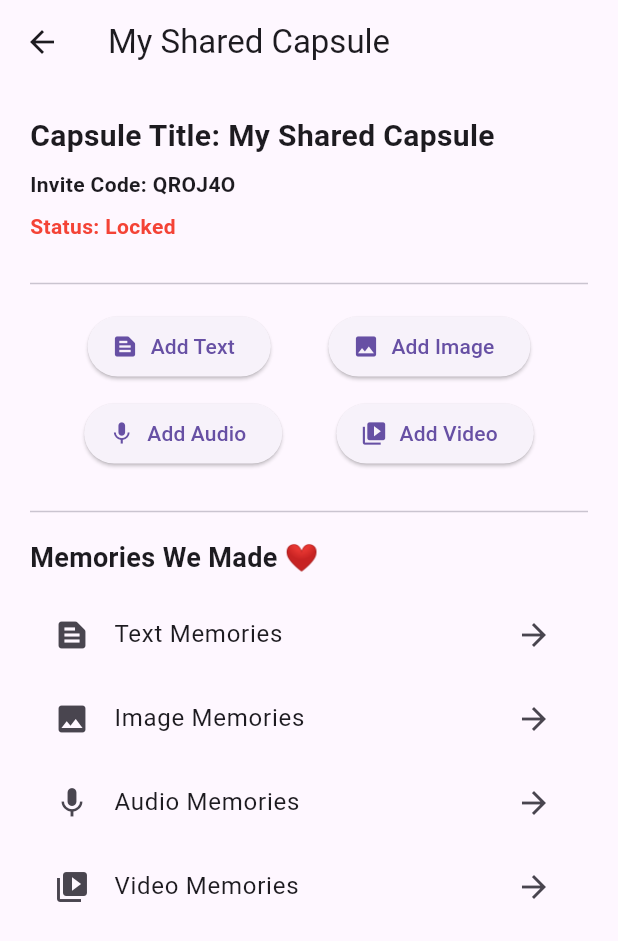
After one commit to manshita21/digital-memory-capsule, a Flutter app: the screen it shows once a user with an empty profile is signed in, after a tap on "Create Shared Capsule", after a tap on "My Shared Capsule", on a phone screen of 412 x 824 dp. The commit adds this screen. Shown: the top 941 px of the screen. Run offline on Flutter 3.47's test engine with Material 3 defaults, Android fonts, the phone set to English and light mode, and no system bars; our stand-ins replace cloud_firestore, firebase_auth, firebase_core, google_sign_in; missing offline and left inert: firebase_app_check; accounts and stored records are empty.

Commit message:
Implemented capsule memory architecture: added text memory dialog, memory categorization, and dedicated text memories viewing screen with Firestore integration

```diff
--- /dev/null
+++ b/lib/screens/capsule_detail_screen.dart
@@ -0,0 +1,309 @@
+import 'package:flutter/material.dart';
+import 'package:cloud_firestore/cloud_firestore.dart';
+
+import '../services/memory_service.dart';
+import 'text_memories_screen.dart';
+
+class CapsuleDetailScreen extends StatelessWidget {
+
+  final DocumentSnapshot capsule;
+
+   CapsuleDetailScreen({
+    super.key,
+    required this.capsule,
+  });
+
+  final MemoryService _memoryService = MemoryService();
+
+  // ADD TEXT DIALOG
+
+  void openAddTextDialog(BuildContext context) {
+
+    TextEditingController controller =
+    TextEditingController();
+
+    showDialog(
+
+      context: context,
+
+      builder: (context) {
+
+        return AlertDialog(
+
+          title: const Text("Add Text Memory"),
+
+          content: TextField(
+
+            controller: controller,
+
+            maxLines: 5,
+
+            decoration: const InputDecoration(
+              hintText: "Write your memory...",
+              border: OutlineInputBorder(),
+            ),
+
+          ),
+
+          actions: [
+
+            TextButton(
+
+              onPressed: () {
+                Navigator.pop(context);
+              },
+
+              child: const Text("Cancel"),
+
+            ),
+
+            ElevatedButton(
+
+              onPressed: () async {
+
+                if (controller.text.isNotEmpty) {
+
+                  await _memoryService.addTextMemory(
+                    capsuleId: capsule.id,
+                    text: controller.text.trim(),
+                  );
+
+                }
+
+                Navigator.pop(context);
+
+              },
+
+              child: const Text("Save"),
+
+            )
+
+          ],
+
+        );
+
+      },
+
+    );
+
+  }
+
+
+  @override
+  Widget build(BuildContext context) {
+
+    String title = capsule["title"];
+    String inviteCode = capsule["inviteCode"];
+    bool isLocked = capsule["isLocked"];
+
+    return Scaffold(
+
+      appBar: AppBar(
+        title: Text(title),
+      ),
+
+      body: Padding(
+
+        padding: const EdgeInsets.all(20),
+
+        child: Column(
+
+          crossAxisAlignment: CrossAxisAlignment.start,
+
+          children: [
+
+            Text(
+              "Capsule Title: $title",
+              style: TextStyle(
+                fontSize: 20,
+                fontWeight: FontWeight.bold,
+              ),
+            ),
+
+            const SizedBox(height: 8),
+
+            if (inviteCode.isNotEmpty)
+              Text("Invite Code: $inviteCode",
+                style: const TextStyle(
+                  fontWeight: FontWeight.bold,
+                ),),
+
+            const SizedBox(height: 8),
+
+            Text(
+              isLocked ? "Status: Locked" : "Status: Unlocked",
+              style: TextStyle(
+                color: isLocked ? Colors.red : Colors.green,
+                fontWeight: FontWeight.bold,
+              ),
+            ),
+
+
+            const SizedBox(height: 20),
+
+            const Divider(),
+
+            const SizedBox(height: 10),
+
+            // ADD BUTTONS ROW 1
+
+            Row(
+
+              mainAxisAlignment:
+              MainAxisAlignment.spaceEvenly,
+
+              children: [
+
+                ElevatedButton.icon(
+
+                  onPressed: () =>
+                      openAddTextDialog(context),
+
+                  icon: const Icon(Icons.text_snippet),
+
+                  label: const Text("Add Text"),
+
+                ),
+
+                ElevatedButton.icon(
+
+                  onPressed: () {},
+
+                  icon: const Icon(Icons.image),
+
+                  label: const Text("Add Image"),
+
+                ),
+
+              ],
+
+            ),
+
+            const SizedBox(height: 10),
+
+            // ADD BUTTONS ROW 2
+
+            Row(
+
+              mainAxisAlignment:
+              MainAxisAlignment.spaceEvenly,
+
+              children: [
+
+                ElevatedButton.icon(
+
+                  onPressed: () {},
+
+                  icon: const Icon(Icons.mic),
+
+                  label: const Text("Add Audio"),
+
+                ),
+
+                ElevatedButton.icon(
+
+                  onPressed: () {},
+
+                  icon: const Icon(Icons.video_library),
+
+                  label: const Text("Add Video"),
+
+                ),
+
+              ],
+
+            ),
+
+            const SizedBox(height: 20),
+
+            const Divider(),
+
+            const SizedBox(height: 10),
+
+            const Text(
+              "Memories We Made ❤️",
+              style: TextStyle(
+                fontSize: 18,
+                fontWeight: FontWeight.bold,
+              ),
+            ),
+
+            const SizedBox(height: 10),
+
+            // MEMORY CATEGORY TILES
+
+            ListTile(
+
+              leading: const Icon(Icons.text_snippet),
+
+              title: const Text("Text Memories"),
+
+              trailing: const Icon(Icons.arrow_forward),
+
+              onTap: () {
+
+                Navigator.push(
+
+                  context,
+
+                  MaterialPageRoute(
+
+                    builder: (context) =>
+                        TextMemoriesScreen(
+                          capsuleId: capsule.id,
+                        ),
+
+                  ),
+
+                );
+
+              },
+
+            ),
+
+            ListTile(
+
+              leading: const Icon(Icons.image),
+
+              title: const Text("Image Memories"),
+
+              trailing: const Icon(Icons.arrow_forward),
+
+              onTap: () {},
+
+            ),
+
+            ListTile(
+
+              leading: const Icon(Icons.mic),
+
+              title: const Text("Audio Memories"),
+
+              trailing: const Icon(Icons.arrow_forward),
+
+              onTap: () {},
+
+            ),
+
+            ListTile(
+
+              leading: const Icon(Icons.video_library),
+
+              title: const Text("Video Memories"),
+
+              trailing: const Icon(Icons.arrow_forward),
+
+              onTap: () {},
+
+            ),
+          ],
+
+        ),
+
+      ),
+
+    );
+
+  }
+
+}
--- a/lib/screens/home_screen.dart
+++ b/lib/screens/home_screen.dart
@@ -1,8 +1,11 @@
 import 'package:flutter/material.dart';
 import '../services/auth_service.dart';
+import 'package:cloud_firestore/cloud_firestore.dart';
+import '../services/capsule_service.dart';
 import 'login_screen.dart';
-import '../services/capsule_service.dart';
-import 'package:cloud_firestore/cloud_firestore.dart';
+import 'capsule_detail_screen.dart';
+
+
 
 class HomeScreen extends StatelessWidget {
   final AuthService _authService = AuthService();
@@ -219,6 +222,18 @@ class HomeScreen extends StatelessWidget {
 
                       child: ListTile(
 
+                        onTap: () {
+
+                          Navigator.push(
+                            context,
+                            MaterialPageRoute(
+                              builder: (context) =>
+                                  CapsuleDetailScreen(capsule: capsule),
+                            ),
+                          );
+
+                        },
+
                         leading: Icon(
                           isLocked
                               ? Icons.lock
--- /dev/null
+++ b/lib/screens/text_memories_screen.dart
@@ -0,0 +1,97 @@
+import 'package:flutter/material.dart';
+import 'package:cloud_firestore/cloud_firestore.dart';
+
+import '../services/memory_service.dart';
+
+class TextMemoriesScreen extends StatelessWidget {
+
+  final String capsuleId;
+
+  TextMemoriesScreen({
+    super.key,
+    required this.capsuleId,
+  });
+
+  final MemoryService memoryService = MemoryService();
+
+  @override
+  Widget build(BuildContext context) {
+
+    return Scaffold(
+
+      appBar: AppBar(
+        title: Text("Text Memories"),
+      ),
+
+      body: StreamBuilder<QuerySnapshot>(
+
+        stream:
+        memoryService.getMemoriesByType(
+            capsuleId, "text"),
+
+        builder: (context, snapshot) {
+
+          if (snapshot.connectionState ==
+              ConnectionState.waiting) {
+
+            return Center(
+              child: CircularProgressIndicator(),
+            );
+          }
+
+          if (!snapshot.hasData || snapshot.data!.docs.isEmpty) {
+
+            return Center(
+                child:
+                Text("No Text Memories Yet!")
+            );
+
+          }
+
+          var memories = snapshot.data!.docs;
+
+          if (memories.isEmpty) {
+
+            return Center(
+              child: Text("No Mext Memories Yet"),
+            );
+
+          }
+
+          return ListView.builder(
+
+            itemCount: memories.length,
+
+            itemBuilder: (context, index) {
+
+              var memory = memories[index];
+
+              return Card(
+
+                margin: EdgeInsets.all(10),
+
+                child: ListTile(
+
+                  title: Text(memory["text"]),
+
+                  subtitle: Text(
+                    "by ${memory["createdByName"]}",
+                  ),
+
+                ),
+
+              );
+
+            },
+
+          );
+
+        },
+
+      ),
+
+    );
+
+  }
+
+}
--- /dev/null
+++ b/lib/services/memory_service.dart
@@ -0,0 +1,55 @@
+import 'package:cloud_firestore/cloud_firestore.dart';
+import 'package:firebase_auth/firebase_auth.dart';
+
+class MemoryService {
+
+  final FirebaseFirestore _db = FirebaseFirestore.instance;
+  final FirebaseAuth _auth = FirebaseAuth.instance;
+
+  Future<void> addTextMemory({
+    required String capsuleId,
+    required String text,
+  }) async {
+
+    User user = _auth.currentUser!;
+
+    await _db
+        .collection("capsules")
+        .doc(capsuleId)
+        .collection("memories")
+        .add({
+
+      "type": "text",
+
+      "text": text,
+
+      "fileURL": "",
+
+      "caption": "",
+
+      "createdBy": user.uid,
+
+      "createdByName": user.displayName ?? user.phoneNumber ?? "User",
+
+      "createdAt": FieldValue.serverTimestamp(),
+
+    });
+
+  }
+
+  Stream<QuerySnapshot> getMemoriesByType(
+      String capsuleId,
+      String type,
+      ) {
+
+    return _db
+        .collection("capsules")
+        .doc(capsuleId)
+        .collection("memories")
+        .where("type", isEqualTo: type)
+        .orderBy("createdAt", descending: true)
+        .snapshots();
+
+  }
+
+}
```
